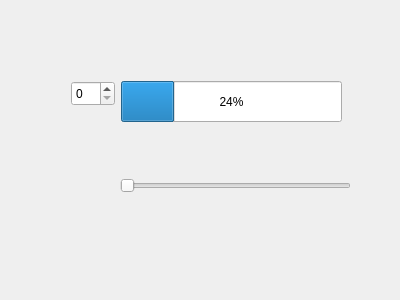
Old version of the form test_07/mywidget.ui in the repository waitwalker/cpp_projects.
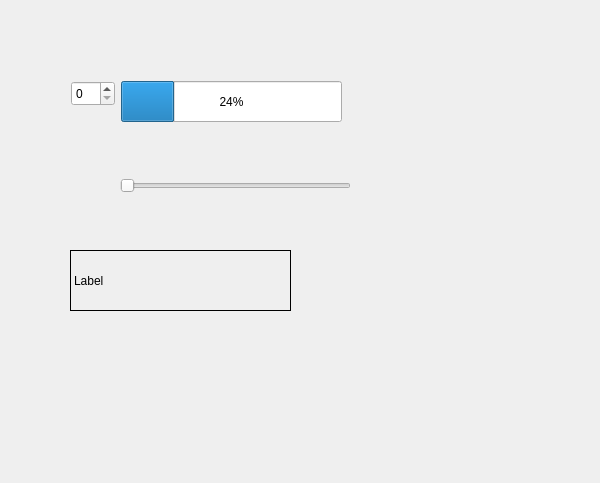
New version of the form.

Commit message: label设置边框

What changed in the file:
```diff
--- a/test_07/mywidget.ui
+++ b/test_07/mywidget.ui
@@ -6,8 +6,8 @@
    <rect>
     <x>0</x>
     <y>0</y>
-    <width>400</width>
-    <height>300</height>
+    <width>600</width>
+    <height>483</height>
    </rect>
   </property>
   <property name="windowTitle">
@@ -49,6 +49,22 @@
     <enum>Qt::Horizontal</enum>
    </property>
   </widget>
+  <widget class="QLabel" name="label">
+   <property name="geometry">
+    <rect>
+     <x>70</x>
+     <y>250</y>
+     <width>221</width>
+     <height>61</height>
+    </rect>
+   </property>
+   <property name="frameShape">
+    <enum>QFrame::Box</enum>
+   </property>
+   <property name="text">
+    <string>Label</string>
+   </property>
+  </widget>
  </widget>
  <resources/>
  <connections/>
```
The commit also changes 3 other files.
